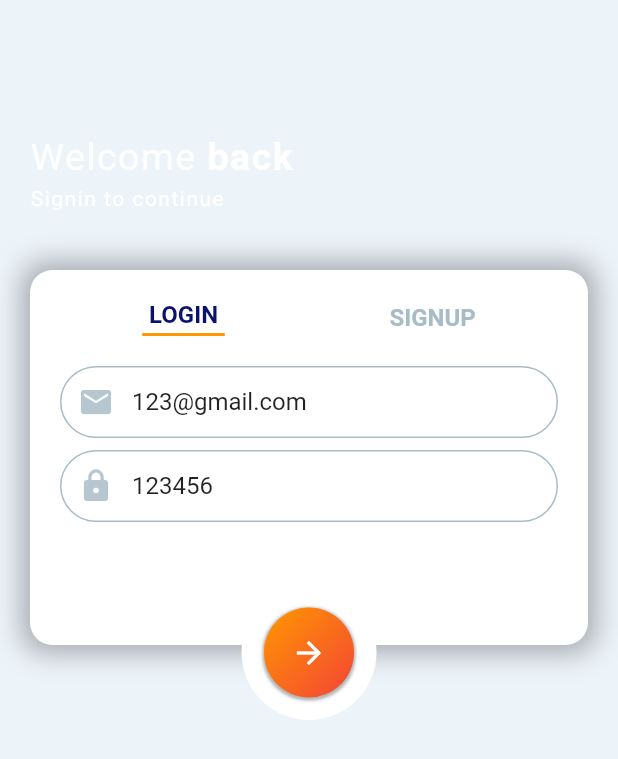
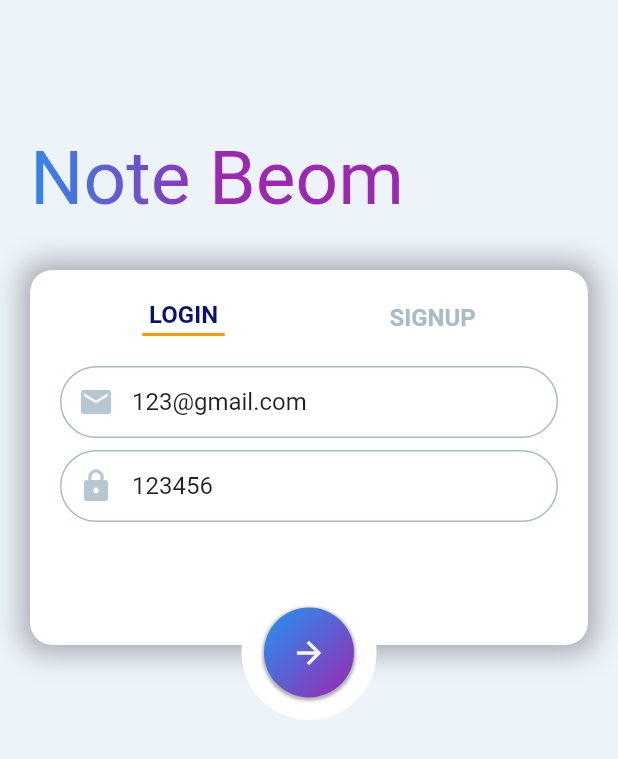
Before and after one commit to beomsuong/Note_Beom, a Flutter app: the screen it shows after launch, on a phone screen of 412 x 824 dp. Shown: the top 759 px of the screen. Run offline on Flutter 3.47's test engine with Material 2 defaults, Android fonts, the phone set to English and light mode, and no system bars; our stand-ins replace cloud_firestore, firebase_auth, firebase_core; missing offline and left inert: day_night_time_picker, flutter_config, time_planner; accounts and stored records are empty.

Commit message:
로그인 UI 수정

```diff
--- a/lib/LoginSignupScreen.dart
+++ b/lib/LoginSignupScreen.dart
@@ -3,6 +3,7 @@ import 'package:flutter/material.dart';
 import 'package:metro_beom/MyHomePage.dart';
 import 'palette.dart';
 import 'package:firebase_auth/firebase_auth.dart';
+import 'dart:ui' as ui;
 
 class LoginSignupScreen extends StatefulWidget {
   const LoginSignupScreen({Key? key}) : super(key: key);
@@ -14,7 +15,7 @@ class LoginSignupScreen extends StatefulWidget {
 class _LoginSignupScreenState extends State<LoginSignupScreen> {
   final _authentication = FirebaseAuth.instance;
 
-  bool isSignupScreen = false;
+  bool isSignupScreen = false; //로그인인지 회원가입인지
   final _formKey = GlobalKey<FormState>();
   String userName = '';
   String userEmail = '';
@@ -47,39 +48,14 @@ class _LoginSignupScreenState extends State<LoginSignupScreen> {
                   child: Column(
                     crossAxisAlignment: CrossAxisAlignment.start,
                     children: [
-                      RichText(
-                        text: TextSpan(
-                          text: 'Welcome',
-                          style: const TextStyle(
-                              letterSpacing: 1.0,
-                              fontSize: 25,
-                              color: Colors.white),
-                          children: [
-                            TextSpan(
-                              text:
-                                  isSignupScreen ? ' to Yummy chat!' : ' back',
-                              style: const TextStyle(
-                                letterSpacing: 1.0,
-                                fontSize: 25,
-                                color: Colors.white,
-                                fontWeight: FontWeight.bold,
-                              ),
-                            ),
-                          ],
-                        ),
-                      ),
-                      const SizedBox(
-                        height: 5.0,
-                      ),
-                      Text(
-                        isSignupScreen
-                            ? 'Signup to continue'
-                            : 'Signin to continue',
-                        style: const TextStyle(
-                          letterSpacing: 1.0,
-                          color: Colors.white,
-                        ),
-                      ),
+                      Text('Note Beom',
+                          style: TextStyle(
+                              foreground: Paint()
+                                ..shader = ui.Gradient.linear(
+                                    const Offset(0, 20),
+                                    const Offset(150, 20),
+                                    [Colors.blue, Colors.purple]),
+                              fontSize: 50)),
                     ],
                   ),
                 ),
@@ -471,7 +447,7 @@ class _LoginSignupScreenState extends State<LoginSignupScreen> {
                     child: Container(
                       decoration: BoxDecoration(
                         gradient: const LinearGradient(
-                            colors: [Colors.orange, Colors.red],
+                            colors: [Colors.blue, Colors.purple],
                             begin: Alignment.topLeft,
                             end: Alignment.bottomRight),
                         borderRadius: BorderRadius.circular(30),
```
